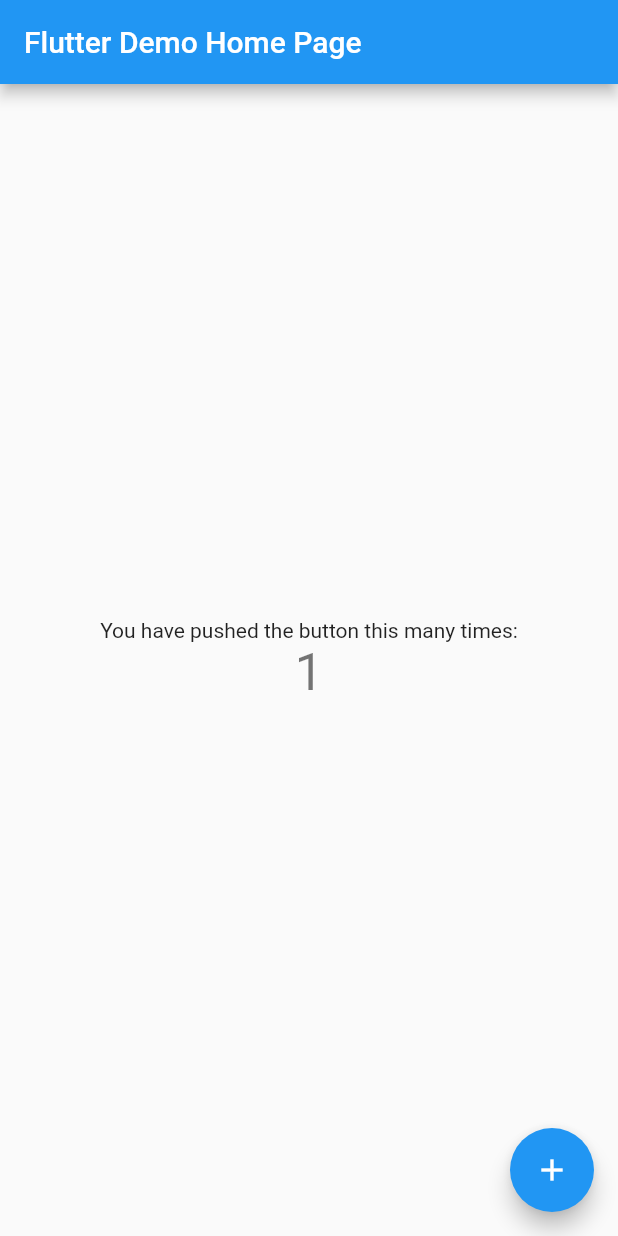
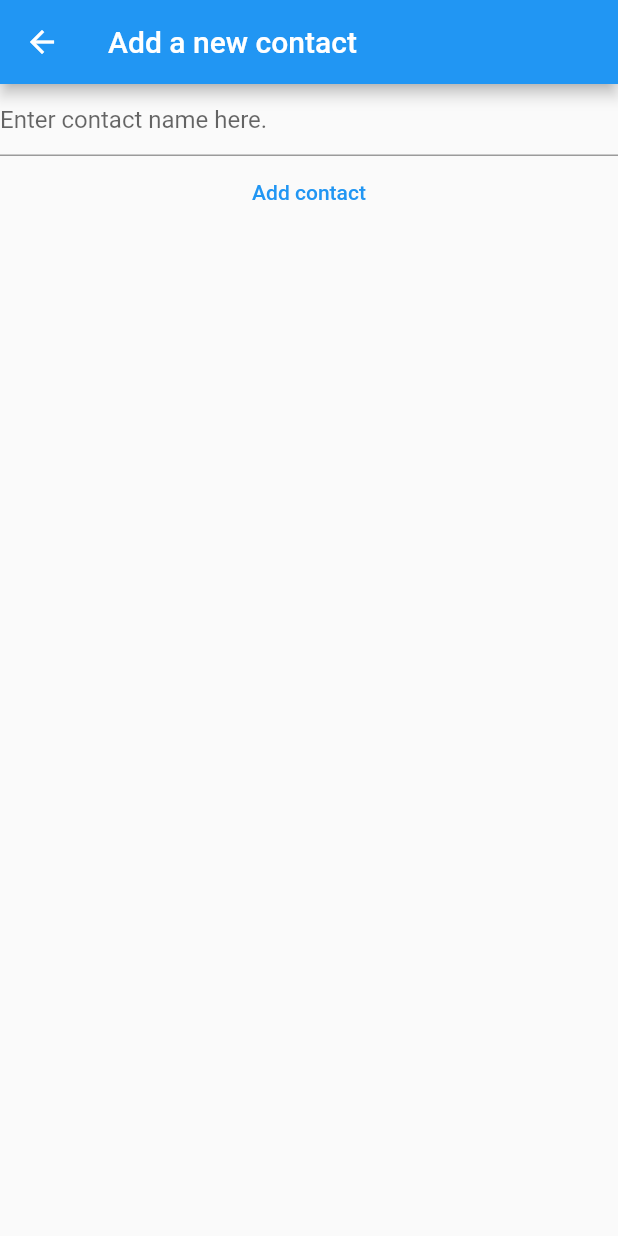
Before and after one commit to Cirorx/Flutter-State-Management-Course---Vandadnp, a Flutter app: the screen it shows after launch, after a tap on the "add" icon, on a phone screen of 412 x 824 dp. Run offline on Flutter 3.47's test engine with Material 2 defaults, Android fonts, the phone set to English and light mode, and no system bars.

Commit message:
Chapter 1 - Basics

```diff
--- a/vanillacontacts_course/lib/main.dart
+++ b/vanillacontacts_course/lib/main.dart
@@ -1,115 +1,144 @@
 import 'package:flutter/material.dart';
+import 'package:uuid/uuid.dart';
 
 void main() {
-  runApp(const MyApp());
+  runApp(
+    MaterialApp(
+      title: 'Flutter Demo',
+      theme: ThemeData(
+        primarySwatch: Colors.blue,
+      ),
+      home: const HomePage(),
+      routes: {
+        "/new-contact": (context) => const NewContactView(),
+      },
+    ),
+  );
 }
 
-class MyApp extends StatelessWidget {
-  const MyApp({super.key});
+class Contact {
+  final String id;
+  final String name;
+  Contact({
+    required this.name,
+  }) : id = const Uuid().v4();
+}
 
-  // This widget is the root of your application.
+class ContactBook extends ValueNotifier<List<Contact>> {
+  //Singleton pattern
+  ContactBook._sharedInstance() : super([]);
+  static final ContactBook _shared = ContactBook._sharedInstance();
+  factory ContactBook() => _shared;
+
+  int get lenght => value.length;
+
+  void add({required Contact contact}) {
+    final contacts = value;
+    contacts.add(contact);
+    notifyListeners();
+  }
+
+  void remove({required Contact contact}) {
+    final contacts = value;
+    if (contacts.contains(contact)) {
+      contacts.remove(contact);
+      notifyListeners();
+    }
+  }
+
+  Contact? contact({required int atIndex}) =>
+      value.length > atIndex ? value[atIndex] : null;
+}
+
+class HomePage extends StatelessWidget {
+  const HomePage({super.key});
+
   @override
   Widget build(BuildContext context) {
-    return MaterialApp(
-      title: 'Flutter Demo',
-      theme: ThemeData(
-        // This is the theme of your application.
-        //
-        // Try running your application with "flutter run". You'll see the
-        // application has a blue toolbar. Then, without quitting the app, try
-        // changing the primarySwatch below to Colors.green and then invoke
-        // "hot reload" (press "r" in the console where you ran "flutter run",
-        // or simply save your changes to "hot reload" in a Flutter IDE).
-        // Notice that the counter didn't reset back to zero; the application
-        // is not restarted.
-        primarySwatch: Colors.blue,
+    return Scaffold(
+      appBar: AppBar(
+        title: const Text('Heyy'),
       ),
-      home: const MyHomePage(title: 'Flutter Demo Home Page'),
+      body: ValueListenableBuilder(
+        valueListenable: ContactBook(),
+        builder: (context, value, child) {
+          final contacts = value;
+          return ListView.builder(
+            itemCount: contacts.length,
+            itemBuilder: (context, index) {
+              final contact = contacts[index];
+              return Dismissible(
+                onDismissed: (direction) {
+                  ContactBook().remove(contact: contact);
+                },
+                key: ValueKey(contact.id),
+                child: Material(
+                  color: Colors.white70,
+                  elevation: 6.0,
+                  child: ListTile(
+                    title: Text(contact.name),
+                  ),
+                ),
+              );
+            },
+          );
+        },
+      ),
+      floatingActionButton: FloatingActionButton(
+        onPressed: () async {
+          await Navigator.of(context).pushNamed("/new-contact");
+        },
+        child: const Icon(Icons.add),
+      ),
     );
   }
 }
 
-class MyHomePage extends StatefulWidget {
-  const MyHomePage({super.key, required this.title});
-
-  // This widget is the home page of your application. It is stateful, meaning
-  // that it has a State object (defined below) that contains fields that affect
-  // how it looks.
-
-  // This class is the configuration for the state. It holds the values (in this
-  // case the title) provided by the parent (in this case the App widget) and
-  // used by the build method of the State. Fields in a Widget subclass are
-  // always marked "final".
-
-  final String title;
+class NewContactView extends StatefulWidget {
+  const NewContactView({super.key});
 
   @override
-  State<MyHomePage> createState() => _MyHomePageState();
+  State<NewContactView> createState() => _NewContactViewState();
 }
 
-class _MyHomePageState extends State<MyHomePage> {
-  int _counter = 0;
+class _NewContactViewState extends State<NewContactView> {
+  late final TextEditingController _controller;
 
-  void _incrementCounter() {
-    setState(() {
-      // This call to setState tells the Flutter framework that something has
-      // changed in this State, which causes it to rerun the build method below
-      // so that the display can reflect the updated values. If we changed
-      // _counter without calling setState(), then the build method would not be
-      // called again, and so nothing would appear to happen.
-      _counter++;
-    });
+  @override
+  void initState() {
+    _controller = TextEditingController();
+    super.initState();
+  }
+
+  @override
+  void dispose() {
+    _controller.dispose();
+    super.dispose();
   }
 
   @override
   Widget build(BuildContext context) {
-    // This method is rerun every time setState is called, for instance as done
-    // by the _incrementCounter method above.
-    //
-    // The Flutter framework has been optimized to make rerunning build methods
-    // fast, so that you can just rebuild anything that needs updating rather
-    // than having to individually change instances of widgets.
     return Scaffold(
       appBar: AppBar(
-        // Here we take the value from the MyHomePage object that was created by
-        // the App.build method, and use it to set our appbar title.
-        title: Text(widget.title),
+        title: const Text("Add a new contact"),
       ),
-      body: Center(
-        // Center is a layout widget. It takes a single child and positions it
-        // in the middle of the parent.
-        child: Column(
-          // Column is also a layout widget. It takes a list of children and
-          // arranges them vertically. By default, it sizes itself to fit its
-          // children horizontally, and tries to be as tall as its parent.
-          //
-          // Invoke "debug painting" (press "p" in the console, choose the
-          // "Toggle Debug Paint" action from the Flutter Inspector in Android
-          // Studio, or the "Toggle Debug Paint" command in Visual Studio Code)
-          // to see the wireframe for each widget.
-          //
-          // Column has various properties to control how it sizes itself and
-          // how it positions its children. Here we use mainAxisAlignment to
-          // center the children vertically; the main axis here is the vertical
-          // axis because Columns are vertical (the cross axis would be
-          // horizontal).
-          mainAxisAlignment: MainAxisAlignment.center,
-          children: <Widget>[
-            const Text(
-              'You have pushed the button this many times:',
-            ),
-            Text(
-              '$_counter',
-              style: Theme.of(context).textTheme.headlineMedium,
-            ),
-          ],
-        ),
+      body: Column(
+        children: [
+          TextField(
+            controller: _controller,
+            decoration:
+                const InputDecoration(hintText: "Enter contact name here."),
+          ),
+          TextButton(
+            onPressed: () {
+              final contact = Contact(name: _controller.text);
+              ContactBook().add(contact: contact);
+              Navigator.of(context).pop();
+            },
+            child: const Text("Add contact"),
+          )
+        ],
       ),
-      floatingActionButton: FloatingActionButton(
-        onPressed: _incrementCounter,
-        tooltip: 'Increment',
-        child: const Icon(Icons.add),
-      ), // This trailing comma makes auto-formatting nicer for build methods.
     );
   }
 }
--- a/vanillacontacts_course/pubspec.yaml
+++ b/vanillacontacts_course/pubspec.yaml
@@ -35,6 +35,7 @@ dependencies:
   # The following adds the Cupertino Icons font to your application.
   # Use with the CupertinoIcons class for iOS style icons.
   cupertino_icons: ^1.0.2
+  uuid: ^3.0.7
 
 dev_dependencies:
   flutter_test:
```
Also changed, not shown: vanillacontacts_course/pubspec.lock, 1 other file.
